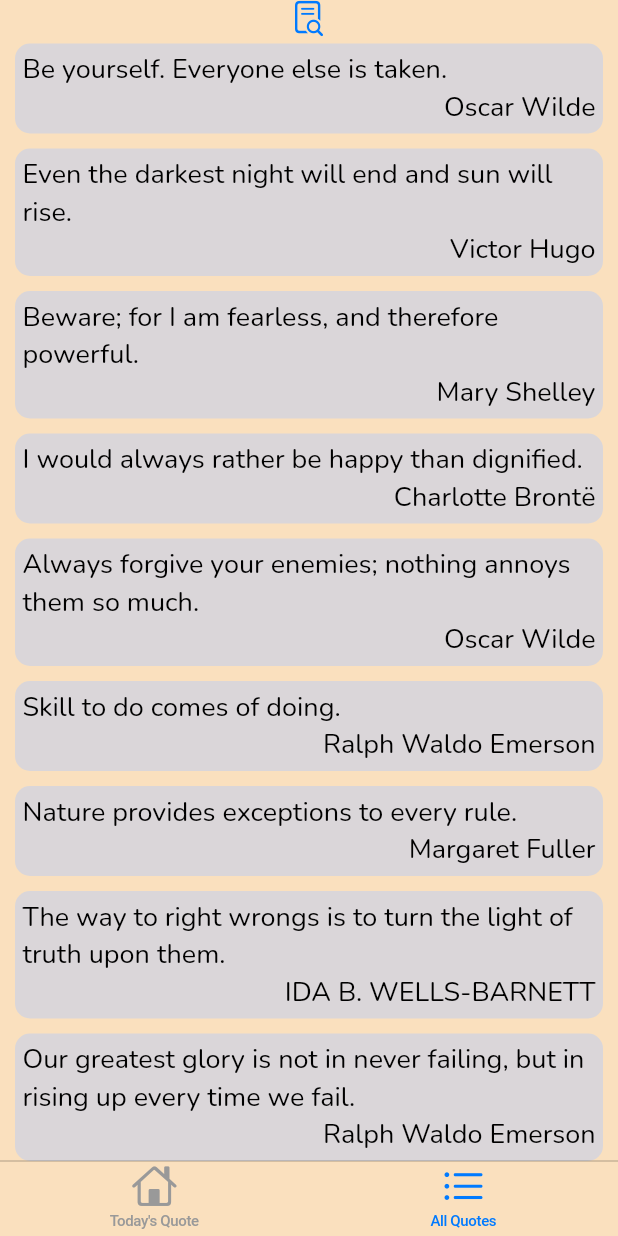
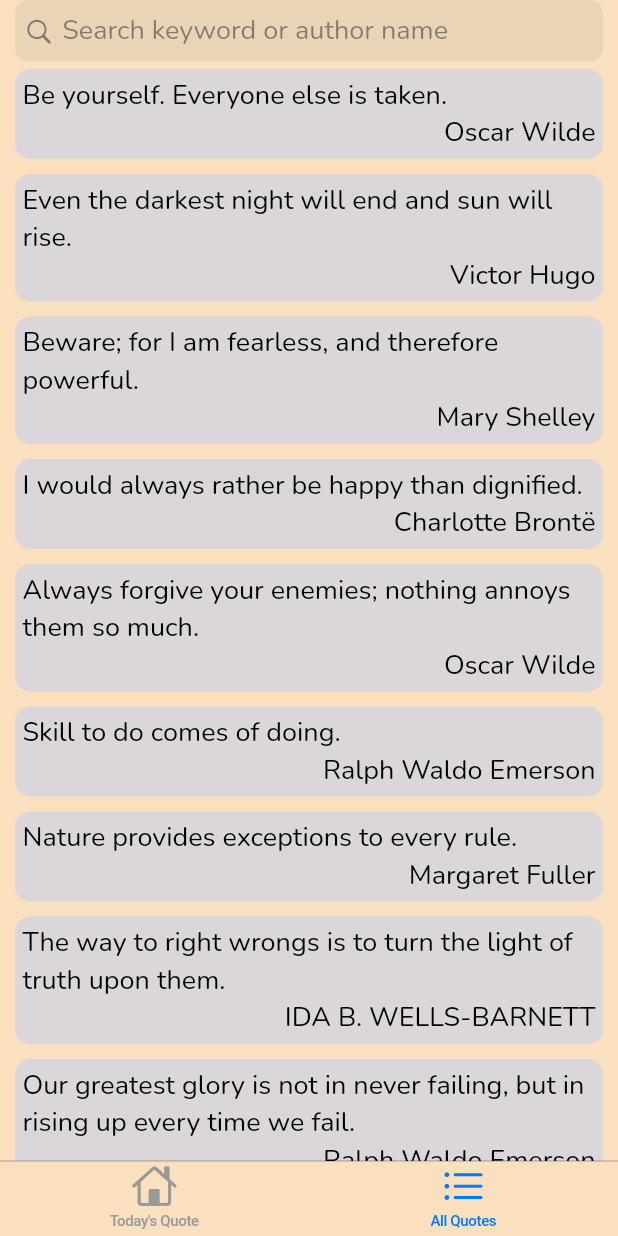
Before and after one commit to omparaday/motivationalquotes, a Flutter app: the screen it shows after launch, after a tap on "All Quotes", on a phone screen of 412 x 824 dp. Run offline on Flutter 3.47's test engine with Material 2 defaults, Android fonts, the phone set to English and light mode, and no system bars; drawn by our look-alikes of flutter_slidable; our stand-ins replace flutter_local_notifications, flutter_native_timezone, google_fonts, share_plus, shared_preferences, timezone and 1 more; missing offline and left inert: shared_preferences_web.

Commit message:
Search completed

```diff
--- a/lib/l10n/Localizations.dart
+++ b/lib/l10n/Localizations.dart
@@ -14,6 +14,7 @@ class L10n {
 
   static const _localizedValues = <String, Map<String, String>>{
     'en': {
+      'searchHelp': 'Search keyword or author name',
       'quoteoftheday': 'Today\'s Quote',
       'favorites': 'Favorites',
       'list': 'All Quotes',
--- a/lib/listpage.dart
+++ b/lib/listpage.dart
@@ -7,6 +7,8 @@ import 'package:motivational_quotes/widgets/DecoratedText.dart';
 import 'package:motivational_quotes/widgets/ImageShare.dart';
 import 'package:share_plus/share_plus.dart';
 
+import 'l10n/Localizations.dart';
+
 class AllQuotesPage extends StatefulWidget {
   @override
   State<AllQuotesPage> createState() => _AllQuotesPageState();
@@ -14,6 +16,7 @@ class AllQuotesPage extends StatefulWidget {
 
 class _AllQuotesPageState extends State<AllQuotesPage> {
   late List<Widget> allQuotesWidgetList;
+  late Map<String, dynamic> allQuotesList;
 
   void dataChangeCallback() {
     fetchAllQuotes();
@@ -23,8 +26,37 @@ class _AllQuotesPageState extends State<AllQuotesPage> {
   void initState() {
     super.initState();
     allQuotesWidgetList = [];
+    allQuotesList = {};
     registerWriteCallback(dataChangeCallback);
     fetchAllQuotes();
+  }
+
+  void filterQuotes(String text) {
+    allQuotesWidgetList.clear();
+    if (text.isEmpty) {
+      addAllQuoteWidgets();
+    } else {
+      allQuotesList?.forEach((key, value) {
+        if (value.keys
+                .elementAt(0)
+                .toString()
+                .toLowerCase()
+                .contains(text.toLowerCase()) ||
+            value[value.keys.elementAt(0)]
+                .toString()
+                .toLowerCase()
+                .contains((text.toLowerCase()))) {
+          allQuotesWidgetList.add(DecoratedText(
+              key,
+              value[value.keys.elementAt(0)],
+              value.keys.elementAt(0),
+              showSharePopup));
+        }
+      });
+      setState(() {
+        allQuotesWidgetList = allQuotesWidgetList;
+      });
+    }
   }
 
   @override
@@ -35,9 +67,13 @@ class _AllQuotesPageState extends State<AllQuotesPage> {
         child: SafeArea(
           child: Column(
             children: <Widget>[
-              Icon(CupertinoIcons.doc_text_search),
+              CupertinoSearchTextField(
+                placeholder: L10n.of(context).resource('searchHelp'),
+                onChanged: (value) => filterQuotes(value),
+              ),
               Container(
                   child: Column(
+                key: UniqueKey(),
                 crossAxisAlignment: CrossAxisAlignment.stretch,
                 children: allQuotesWidgetList,
               ))
@@ -49,10 +85,15 @@ class _AllQuotesPageState extends State<AllQuotesPage> {
   }
 
   Future<void> fetchAllQuotes() async {
-    Map<String, dynamic> quoteList = await QuoteHelper.getAllQuotes();
+    allQuotesList = await QuoteHelper.getAllQuotes();
+    addAllQuoteWidgets();
+  }
+
+  void addAllQuoteWidgets() {
     allQuotesWidgetList.clear();
-    quoteList?.forEach((key, value) {
-      allQuotesWidgetList.add(DecoratedText(key, value[value.keys.elementAt(0)], value.keys.elementAt(0), showSharePopup));
+    allQuotesList?.forEach((key, value) {
+      allQuotesWidgetList.add(DecoratedText(key, value[value.keys.elementAt(0)],
+          value.keys.elementAt(0), showSharePopup));
     });
     setState(() {
       allQuotesWidgetList = allQuotesWidgetList;
```
